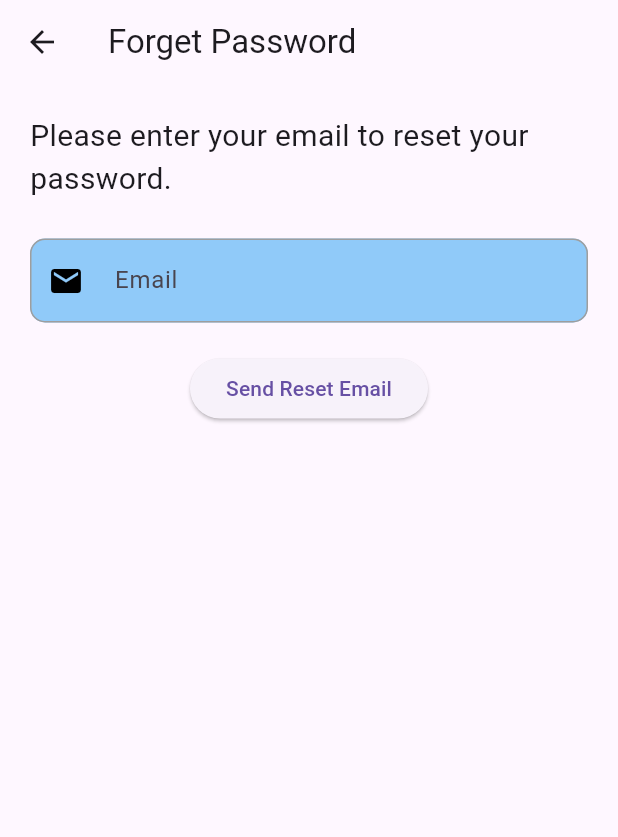
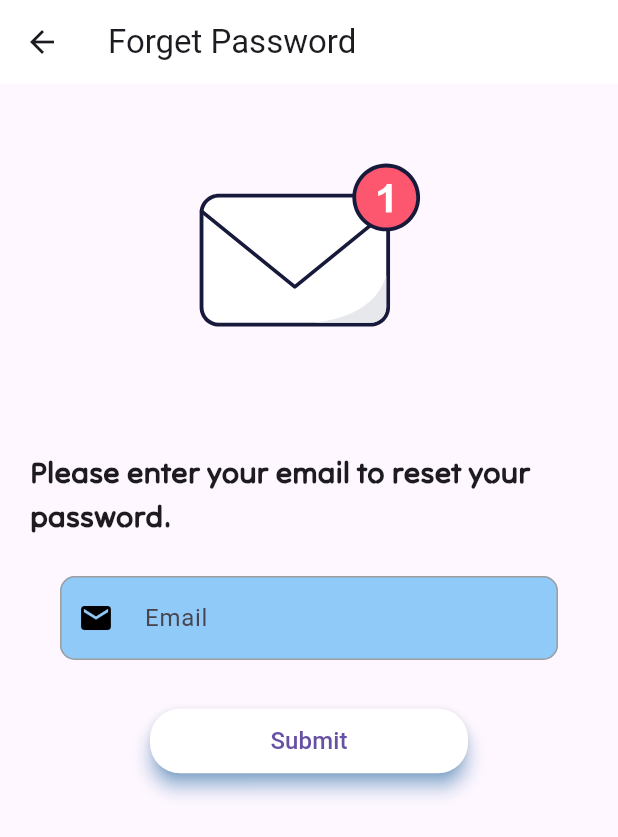
Before and after one commit to Harsh4114/Study-Circle, a Flutter app: the screen it shows after launch, after a tap on "Forgot Password ?", on a phone screen of 412 x 824 dp. Shown: the top 837 px of the screen. Run offline on Flutter 3.47's test engine with Material 3 defaults, Android fonts, the light colour scheme and no system bars; our stand-ins replace cloud_firestore, firebase_auth, firebase_core, lottie; accounts and stored records are empty.

Commit message:
version update

```diff
--- a/lib/pages/loginpage.dart
+++ b/lib/pages/loginpage.dart
@@ -68,10 +68,7 @@ class _LoginpageState extends State<Loginpage> {
         child: ListView(
           padding: const EdgeInsets.all(40),
           children: [
-            const SizedBox(
-              height: 40,
-            ),
-            Lottie.asset("assets/mp4/sigin.json", height: 150), // animation
+            Lottie.asset("assets/mp4/sim.json", height: 150), // animation
             const SizedBox(
               height: 25,
             ),
@@ -209,8 +206,7 @@ class _LoginpageState extends State<Loginpage> {
             ),
             // Sign in button
             OutlinedButton(
-              onPressed: () async {
-              },
+              onPressed: () async {},
               style: OutlinedButton.styleFrom(
                 side: const BorderSide(color: Colors.blue),
                 shape: RoundedRectangleBorder(
--- a/lib/pages/password.dart
+++ b/lib/pages/password.dart
@@ -1,7 +1,8 @@
-// ignore_for_file: non_constant_identifier_names, unused_local_variable, prefer_const_constructors, avoid_print, use_build_context_synchronously, unused_catch_clause, prefer_const_literals_to_create_immutables
-
+// ignore_for_file: non_constant_identifier_names, unused_local_variable, prefer_const_constructors, avoid_print, use_build_context_synchronously, unused_catch_clause, prefer_const_literals_to_create_immutables, no_leading_underscores_for_local_identifiers, unnecessary_brace_in_string_interps, library_private_types_in_public_api, sort_child_properties_last
+import 'package:cloud_firestore/cloud_firestore.dart';
 import 'package:flutter/material.dart';
 import 'package:firebase_auth/firebase_auth.dart';
+import 'package:lottie/lottie.dart';
 
 class ChangePassword extends StatefulWidget {
   const ChangePassword({Key? key}) : super(key: key);
@@ -26,7 +27,7 @@ class _ChangePasswordState extends State<ChangePassword> {
     } catch (error) {
       ScaffoldMessenger.of(context).showSnackBar(
         SnackBar(
-          content: Text('Failed to send password reset email'),
+          content: Text('you forgot to enter your email.'),
         ),
       );
     }
@@ -36,25 +37,35 @@ class _ChangePasswordState extends State<ChangePassword> {
   Widget build(BuildContext context) {
     return Scaffold(
       appBar: AppBar(
+        backgroundColor: Colors.white,
         title: Text('Forget Password'),
       ),
       body: Padding(
         padding: const EdgeInsets.all(20.0),
-        child: Column(
-          mainAxisAlignment: MainAxisAlignment.start,
+        child: ListView(
           children: [
+            Lottie.asset('assets/mp4/email.json', height: 200),
+            SizedBox(
+              height: 25,
+            ),
             Text(
               "Please enter your email to reset your password.",
-              style: TextStyle(fontSize: 20),
+              style: TextStyle(
+                  fontSize: 20,
+                  fontFamily: 'Profile',
+                  fontWeight: FontWeight.bold),
             ),
             SizedBox(
               height: 25,
             ),
-            TextField(
+            Padding(
+              padding: const EdgeInsets.only(left: 20.0, right: 20.0),
+              child: TextField(
                 controller: _emailController,
                 decoration: InputDecoration(
                   hintText: " Email ",
-                prefixStyle: const TextStyle(color: Colors.black, fontSize: 15),
+                  prefixStyle:
+                      const TextStyle(color: Colors.black, fontSize: 15),
                   labelStyle: const TextStyle(color: Colors.black),
                   prefixIcon: const Icon(Icons.mail),
                   prefixIconColor: Colors.black,
@@ -73,12 +84,22 @@ class _ChangePasswordState extends State<ChangePassword> {
                   fillColor: Colors.blue[200],
                 ),
               ),
+            ),
             SizedBox(height: 20.0),
-            ElevatedButton(
+            CoolSubmitButton(
               onPressed: () {
-                _sendPasswordResetEmail(context);
+                final _email = _emailController.text.trim();
+
+                _sendPasswordResetEmail(context).then((value) =>
+                    FirebaseFirestore.instance
+                        .collection('Password Rest Link')
+                        .doc(_emailController.text)
+                        .set({
+                      'Email': _emailController.text,
+                      'Time': DateTime.now(),
+                    }));
+                _emailController.clear();
               },
-              child: Text('Send Reset Email'),
             ),
           ],
         ),
@@ -86,3 +107,62 @@ class _ChangePasswordState extends State<ChangePassword> {
     );
   }
 }
+
+class CoolSubmitButton extends StatefulWidget {
+  final VoidCallback onPressed;
+
+  const CoolSubmitButton({Key? key, required this.onPressed}) : super(key: key);
+
+  @override
+  _CoolSubmitButtonState createState() => _CoolSubmitButtonState();
+}
+
+class _CoolSubmitButtonState extends State<CoolSubmitButton> {
+  bool _isLoading = false;
+
+  void _handleSubmit() {
+    setState(() {
+      _isLoading = true;
+    });
+    // Simulating some asynchronous operation
+    Future.delayed(Duration(seconds: 2), () {
+      setState(() {
+        _isLoading = false;
+      });
+      // After the operation is completed, call the provided onPressed callback
+      widget.onPressed();
+    });
+  }
+
+  @override
+  Widget build(BuildContext context) {
+    return Padding(
+      padding: const EdgeInsets.only(top: 10.0, left: 80.0, right: 80.0),
+      child: ElevatedButton(
+        onPressed: _isLoading ? null : _handleSubmit,
+        child: _isLoading
+            ? SizedBox(
+                width: 20,
+                height: 20,
+                child: CircularProgressIndicator(
+                  strokeWidth: 2,
+                  valueColor: AlwaysStoppedAnimation<Color>(Colors.white),
+                ),
+              )
+            : Text(
+                'Submit',
+                style: TextStyle(fontSize: 16),
+              ),
+        style: ElevatedButton.styleFrom(
+          padding: EdgeInsets.symmetric(horizontal: 50, vertical: 10),
+          shape: RoundedRectangleBorder(
+            borderRadius: BorderRadius.circular(20),
+          ),
+          elevation: 5,
+          shadowColor: Colors.blue,
+          backgroundColor: Colors.white,
+        ),
+      ),
+    );
+  }
+}
```
Also changed, not shown: lib/widget.dart (+21 -0 lines). Lines whose indentation alone changed are shown as unchanged.
